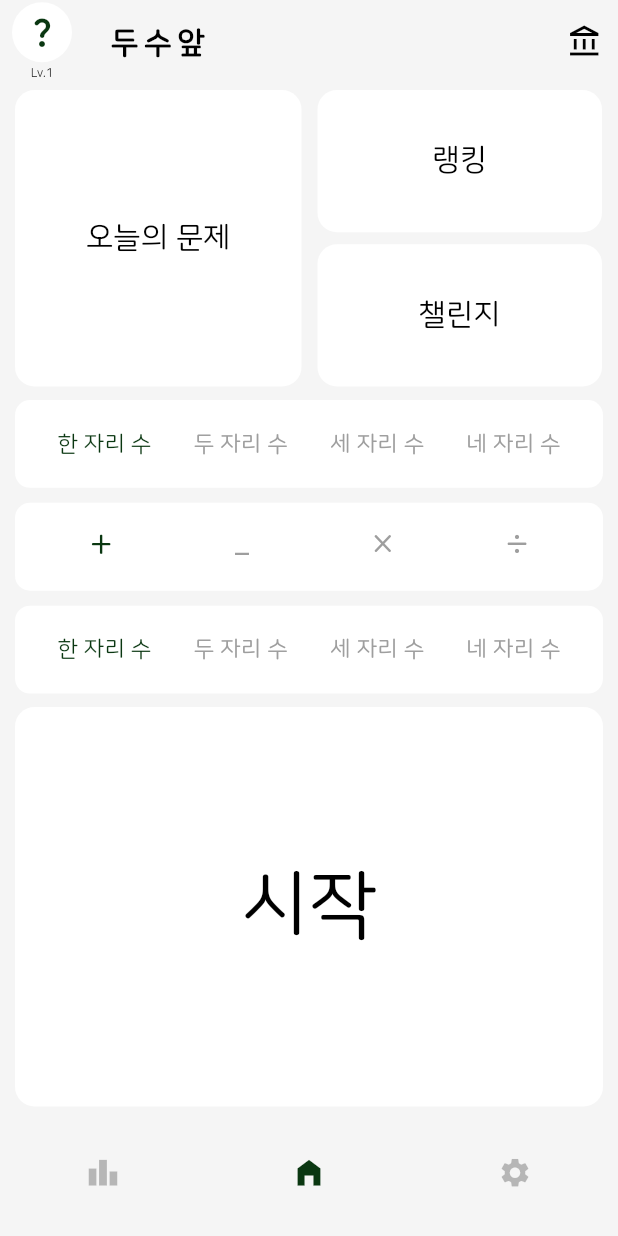
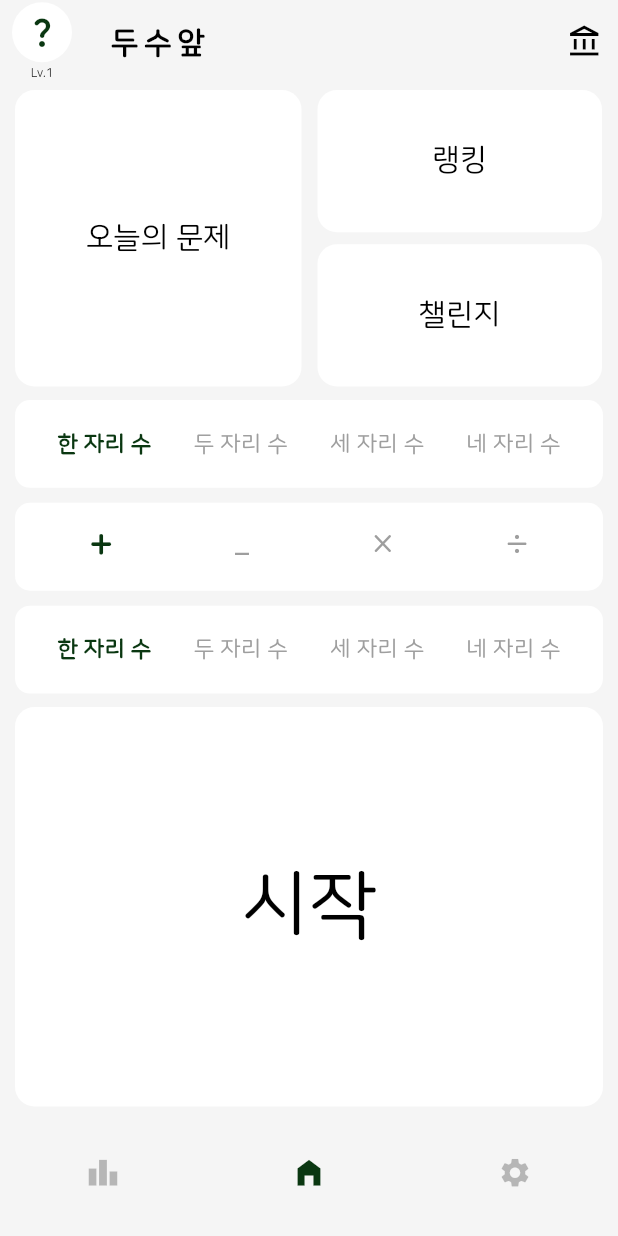
Before and after one commit to bargoLoft/do_math, a Flutter app: the screen it shows after launch, on a phone screen of 412 x 824 dp. Run offline on Flutter 3.47's test engine with Material 2 defaults, Android fonts, the phone set to English and light mode, and no system bars; our stand-ins replace fluttertoast, hive, hive_flutter, shared_preferences; accounts and stored records are empty.

```diff
--- a/lib/pages/home_page.dart
+++ b/lib/pages/home_page.dart
@@ -384,6 +384,7 @@ class _HomePageState extends State<HomePage> {
         title,
         style: TextStyle(
           fontSize: textSize,
+          fontWeight: (typeIndex == index) ? FontWeight.bold : FontWeight.normal,
           //fontSize: (typeIndex == index) ? textSize : 30,
           color: (typeIndex == index) ? Theme.of(context).primaryColorDark : Colors.grey,
         ),
@@ -403,6 +404,7 @@ class _HomePageState extends State<HomePage> {
         elevation: MaterialStateProperty.all(0),
         backgroundColor: MaterialStateProperty.all(Colors.white),
         foregroundColor: MaterialStateProperty.all(Colors.black),
+        overlayColor: MaterialStateProperty.all(Theme.of(context).primaryColorLight),
         shape: MaterialStateProperty.all(
             RoundedRectangleBorder(borderRadius: BorderRadius.circular(15.0))),
       ),
@@ -410,6 +412,8 @@ class _HomePageState extends State<HomePage> {
         title,
         style: TextStyle(
           fontSize: textSize,
+          fontWeight: (digitalIndex_1 == index) ? FontWeight.bold : FontWeight.normal,
+
           //fontSize: (digitalIndex_1 == index) ? textSize : 15,
           color: (digitalIndex_1 == index) ? Theme.of(context).primaryColorDark : Colors.grey,
         ),
@@ -429,6 +433,7 @@ class _HomePageState extends State<HomePage> {
         elevation: MaterialStateProperty.all(0),
         backgroundColor: MaterialStateProperty.all(Colors.white),
         foregroundColor: MaterialStateProperty.all(Colors.black),
+        overlayColor: MaterialStateProperty.all(Theme.of(context).primaryColorLight),
         shape: MaterialStateProperty.all(
             RoundedRectangleBorder(borderRadius: BorderRadius.circular(15.0))),
       ),
@@ -436,6 +441,7 @@ class _HomePageState extends State<HomePage> {
         title,
         style: TextStyle(
           fontSize: textSize,
+          fontWeight: (digitalIndex_2 == index) ? FontWeight.bold : FontWeight.normal,
           //fontSize: (digitalIndex_2 == index) ? textSize : 15,
           color: (digitalIndex_2 == index) ? Theme.of(context).primaryColorDark : Colors.grey,
         ),
```
Also changed, not shown: lib/pages/record_page.dart (+29 -12 lines).
